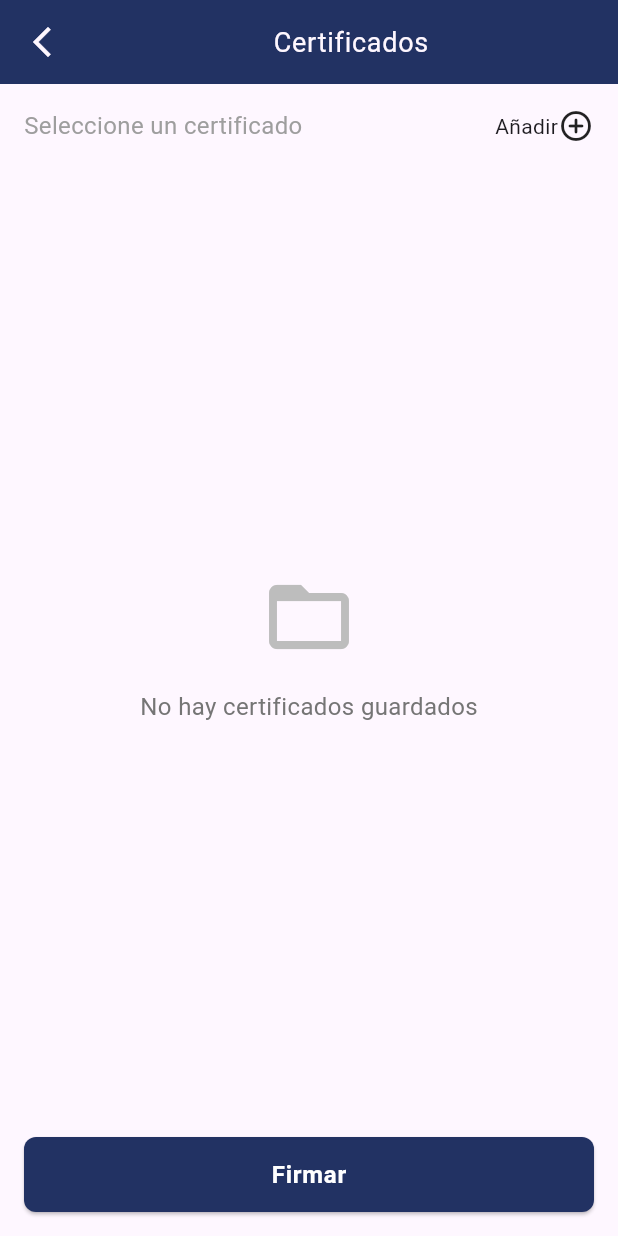
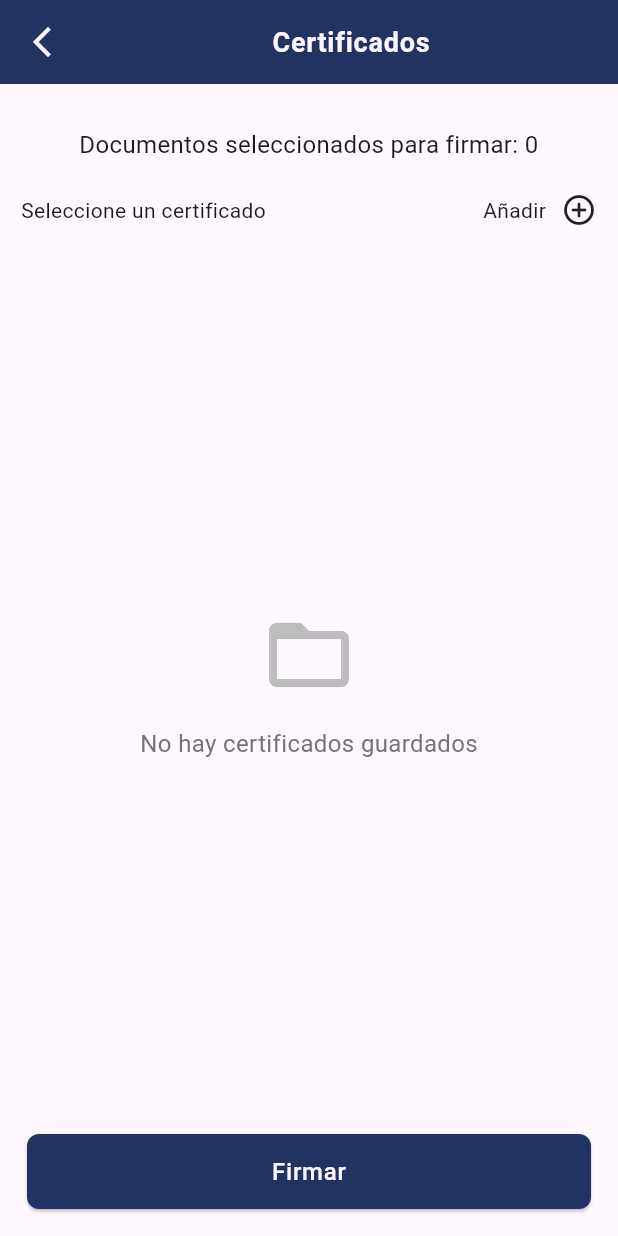
Before and after one commit to AdairAbrigo31/firmonec, a Flutter app: the CertificatesForSignScreen screen opened by its route, on a phone screen of 412 x 824 dp. Run offline on Flutter 3.47's test engine with Material 3 defaults, Android fonts, the phone set to English and light mode, and no system bars; our stand-ins replace accordion, dio, file_picker, flutter_riverpod, go_router, internet_connection_checker and 1 more; missing offline and left inert: aad_oauth, syncfusion_flutter_pdfviewer; accounts and stored records are empty.

Commit message:
fix: design

```diff
--- a/lib/presentation/controllers/get_information_user_controller.dart
+++ b/lib/presentation/controllers/get_information_user_controller.dart
@@ -40,7 +40,7 @@ class GetInformationUserController {
 
     try {
 
-      LoadingModal.show(context);
+      //await LoadingModal.show(context);
 
       final repository = ref.read(repositoryProvider);
 
@@ -82,11 +82,11 @@ class GetInformationUserController {
 
       if(!context.mounted) return;
 
-      LoadingModal.hide(context);
+      //await LoadingModal.hide(context);
 
     } catch (error) {
 
-      LoadingModal.hide(context);
+      //await LoadingModal.hide(context);
 
         String errorMessage = "Error inesperado";
         if (error.toString().contains("networkError")) {
--- a/lib/presentation/providers/signed/results_documents_signed_provider.dart
+++ b/lib/presentation/providers/signed/results_documents_signed_provider.dart
@@ -1,6 +1,6 @@
 import 'package:flutter_riverpod/flutter_riverpod.dart';
 
-final resultsDocumentsSignedProvider = StateProvider <Map<String, dynamic>> ( (ref) {
+final resultsDocumentsSignedProvider = StateProvider<Map<String, dynamic>> ( (ref) {
   return {
     'total': 0,
     'success': 0,
--- a/lib/presentation/views/signed/certificates_for_sign_view.dart
+++ b/lib/presentation/views/signed/certificates_for_sign_view.dart
@@ -8,6 +8,7 @@ import 'package:tesis_firmonec/infrastructure/persistence/persistence.dart';
 import 'package:tesis_firmonec/presentation/controllers/controllers.dart';
 import 'package:tesis_firmonec/presentation/providers/providers.dart';
 import 'package:tesis_firmonec/presentation/widgets/widgets.dart';
+import 'package:tesis_firmonec/theme/theme.dart';
 
 class CertificatesForSignView extends ConsumerStatefulWidget {
 
@@ -105,42 +106,57 @@ class CertificatesForSignViewState extends ConsumerState<CertificatesForSignView
 
     final user = ref.watch(userActiveProvider);
 
+    final documentsSelectedState = ref.watch(documentSelectedProvider);
+
+    final allDocuments = documentsSelectedState.documentsSelected.entries
+        .expand((entry) => entry.value.map((doc) => MapEntry(entry.key, doc)))
+        .toList();
+
     return Center(
 
       child: Padding(
 
-        padding: const EdgeInsets.all(16.0),
+        padding: const EdgeInsets.all(14.0),
 
         child: Column(
 
-          crossAxisAlignment: CrossAxisAlignment.start,
+          mainAxisAlignment: MainAxisAlignment.center,
 
           children: [
+
+            Padding(
+              padding: const EdgeInsets.only(top: 15),            child: Text(
+              "Documentos seleccionados para firmar: ${allDocuments.length}",
+              style: AppTypography.bodyLarge,
+              textAlign: TextAlign.center,
+              maxLines: 2,
+              ),
+            ),
+
+            const SizedBox(height: 20),
 
             Row(
               mainAxisAlignment: MainAxisAlignment.spaceBetween,
 
               children: [
 
-                const Text(
-
+                Text(
                   "Seleccione un certificado",
-                  style: TextStyle(
-                    color: Colors.grey,
-                    fontSize: 16,
-                  ),
+                  style: AppTypography.bodyMedium,
 
                 ),
 
                 GestureDetector(
 
-                  child: const Row(
+                  child: Row(
                     mainAxisAlignment: MainAxisAlignment.end,
                     children: [
 
-                      Text("Añadir"),
+                      Text("Añadir", style: AppTypography.bodyMedium,),
 
-                      Icon(Icons.add_circle_outline_rounded)
+                      const SizedBox(width: 10,),
+
+                      const Icon(Icons.add_circle_outline_rounded)
 
                     ],
 
@@ -264,9 +280,9 @@ class CertificatesForSignViewState extends ConsumerState<CertificatesForSignView
                             decoration: BoxDecoration(
                               borderRadius: BorderRadius.circular(8),
                             ),
+
                             child: const Icon(
                               Icons.verified_user,
-                              color: Colors.blue,
                             ),
                           ),
 
@@ -275,9 +291,7 @@ class CertificatesForSignViewState extends ConsumerState<CertificatesForSignView
                               Expanded(
                                 child: Text(
                                   certificate.name,
-                                  style: const TextStyle(
-                                    fontWeight: FontWeight.bold,
-                                  ),
+                                  style: AppTypography.bodyMedium,
                                 ),
                               ),
                             ],
@@ -287,7 +301,10 @@ class CertificatesForSignViewState extends ConsumerState<CertificatesForSignView
                             crossAxisAlignment: CrossAxisAlignment.start,
                             children: [
 
-                              Text(certificate.alias),
+                              Text(
+                                certificate.alias,
+                                style: AppTypography.bodySmall,
+                              ),
 
                             ],
                           ),
@@ -325,16 +342,26 @@ class CertificatesForSignViewState extends ConsumerState<CertificatesForSignView
 
             const SizedBox(height: 16),
 
-            PrimaryButton(
+            Padding(
+              padding: const EdgeInsets.all(4.0),
+
+              child: PrimaryButton(
 
                 text: "Firmar",
 
                 onPressed: () async {
 
+                  try {
+
+                    print("CLick");
+
                     final documentsSelectedState = ref.read(documentSelectedProvider);
 
-                if( documentsSelectedState.documentsSelected.isEmpty && documentsSelectedState.certificate != null) {
-
+                    if( documentsSelectedState.certificate == null) {
+                      var snackBar = const SnackBar(
+                        content: Text('Debes seleccionar un certificado')
+                      );
+                      ScaffoldMessenger.of(context).showSnackBar(snackBar);
                       return;
                     }
 
@@ -379,8 +406,15 @@ class CertificatesForSignViewState extends ConsumerState<CertificatesForSignView
                       router.goNamed('documents_signed');
 
                     }
+
+                  }catch (e) {
+                    throw ("$e");
+                  }
                 },
               ),
+            )
+
+
           ],
         ),
       ),
--- a/lib/presentation/widgets/app_bar_firmonec.dart
+++ b/lib/presentation/widgets/app_bar_firmonec.dart
@@ -1,6 +1,7 @@
 
 import 'package:flutter/material.dart';
 import 'package:go_router/go_router.dart';
+import 'package:tesis_firmonec/theme/app_typography.dart';
 
 class AppBarFirmonec extends StatelessWidget implements PreferredSizeWidget{
 
@@ -54,17 +55,7 @@ class AppBarFirmonec extends StatelessWidget implements PreferredSizeWidget{
 
           title,
 
-          style: TextStyle(
-
-            fontSize: 18,
-
-            color: Theme.of(context).colorScheme.surface,
-
-            letterSpacing: 0.5,
-
-          ),
-
-
+          style: AppTypography.h1.copyWith(color: Theme.of(context).colorScheme.surface)
 
         )
 
--- a/lib/presentation/widgets/buttons/primaryButton.dart
+++ b/lib/presentation/widgets/buttons/primaryButton.dart
@@ -1,4 +1,5 @@
 import 'package:flutter/material.dart';
+import 'package:tesis_firmonec/theme/theme.dart';
 
 class PrimaryButton extends StatelessWidget {
   final String text;
@@ -45,12 +46,7 @@ class PrimaryButton extends StatelessWidget {
         ),
         child: Text(
           text,
-          style: TextStyle(
-            color: textColor ?? Colors.white,
-            fontSize: fontSize ?? 16,
-            fontWeight: FontWeight.w600,
-            letterSpacing: 0.5,
-          ),
+          style: AppTypography.button.copyWith(color: Theme.of(context).colorScheme.surface),
         ),
       ),
     );
--- a/lib/theme/app_theme.dart
+++ b/lib/theme/app_theme.dart
@@ -9,10 +9,12 @@ class AppTheme {
     useMaterial3: true,
 
     primaryColor: LightColorPalette.primaryColor(),
+
     colorScheme: ColorScheme.fromSeed(
       seedColor: Colors.deepPurple,
       brightness: Brightness.light,
     ),
+
   );
 
 
@@ -21,9 +23,11 @@ class AppTheme {
     useMaterial3: true,
 
     primaryColor: DarkColorPalette.primaryColor(),
+
     colorScheme: ColorScheme.fromSeed(
       seedColor: Colors.deepPurple,
       brightness: Brightness.dark,
     ),
+
   );
 }
--- /dev/null
+++ b/lib/theme/app_typography.dart
@@ -0,0 +1,53 @@
+import 'package:flutter/material.dart';
+
+class AppTypography {
+  // Títulos
+  static TextStyle get h1 => const TextStyle(
+    fontFamily: 'Roboto',
+    fontSize: 18,
+    fontWeight: FontWeight.bold,
+    letterSpacing: 0.5,
+  );
+
+  static TextStyle get h2 => const TextStyle(
+    fontFamily: 'Roboto',
+    fontSize: 17,
+    fontWeight: FontWeight.w600,
+    letterSpacing: -0.5,
+  );
+
+  // Cuerpo de texto
+  static TextStyle get bodyLarge => const TextStyle(
+    fontFamily: 'Roboto',
+    fontSize: 16,
+    fontWeight: FontWeight.normal,
+  );
+
+  static TextStyle get bodyMedium => const TextStyle(
+    fontFamily: 'Roboto',
+    fontSize: 14,
+    fontWeight: FontWeight.normal,
+  );
+
+  static TextStyle get bodySmall => const TextStyle(
+    fontFamily: 'Roboto',
+    fontSize: 12,
+    fontWeight: FontWeight.normal,
+  );
+
+  // Botones y elementos destacados
+  static TextStyle get button => const TextStyle(
+    fontFamily: 'Roboto',
+    fontSize: 16,
+    fontWeight: FontWeight.w500,
+    letterSpacing: 0.5,
+  );
+
+  // Textos pequeños y subtítulos
+  static TextStyle get caption => const TextStyle(
+    fontFamily: 'Roboto',
+    fontSize: 12,
+    fontWeight: FontWeight.normal,
+    letterSpacing: 0.2,
+  );
+}
--- /dev/null
+++ b/lib/theme/theme.dart
@@ -0,0 +1,3 @@
+export 'app_colors.dart';
+export 'app_theme.dart';
+export 'app_typography.dart';
```
Also changed, not shown: lib/infrastructure/repositories/repository_firmonec_implementation.dart (+12 -5 lines), lib/presentation/views/signed/preview_all_documents_selected_view.dart (+11 -8 lines), lib/presentation/views/signed/preview_one_document_view.dart (+19 -13 lines), lib/presentation/views/signed/roles_with_documents_view.dart (+20 -15 lines), lib/presentation/widgets/loading_modal.dart (+31 -11 lines), lib/presentation/widgets/pane_modals/pane_save_certificates.dart (+7 -4 lines), lib/presentation/widgets/pane_modals/pane_use_certificate.dart (+8 -3 lines). Lines whose indentation alone changed are shown as unchanged.
